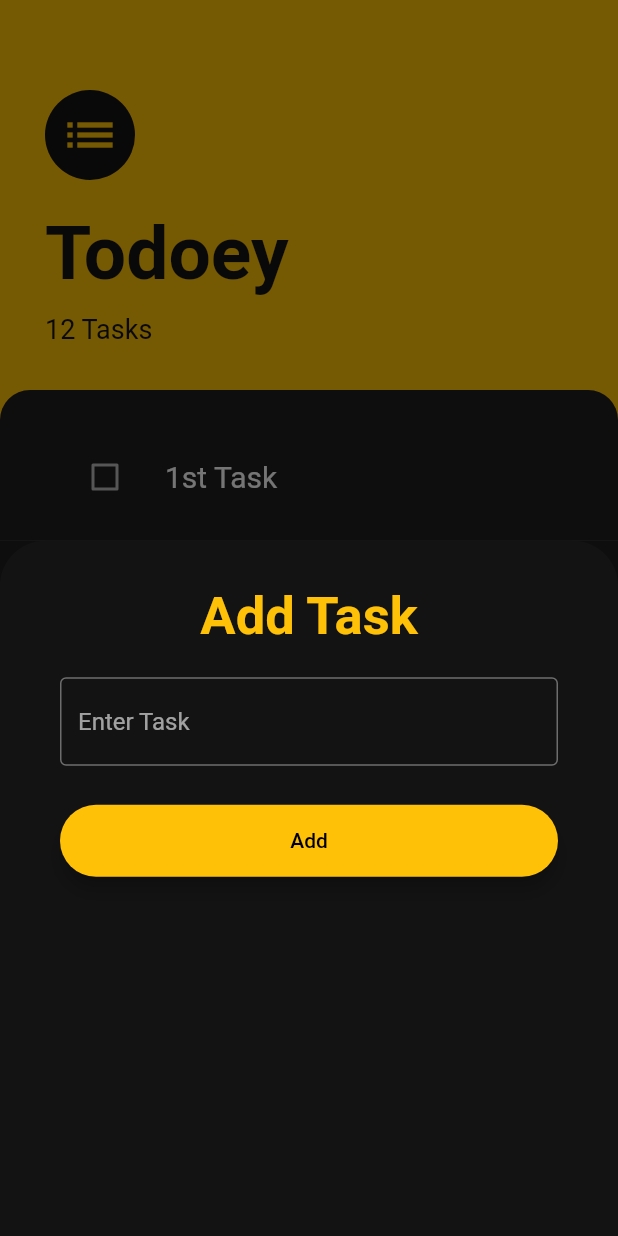
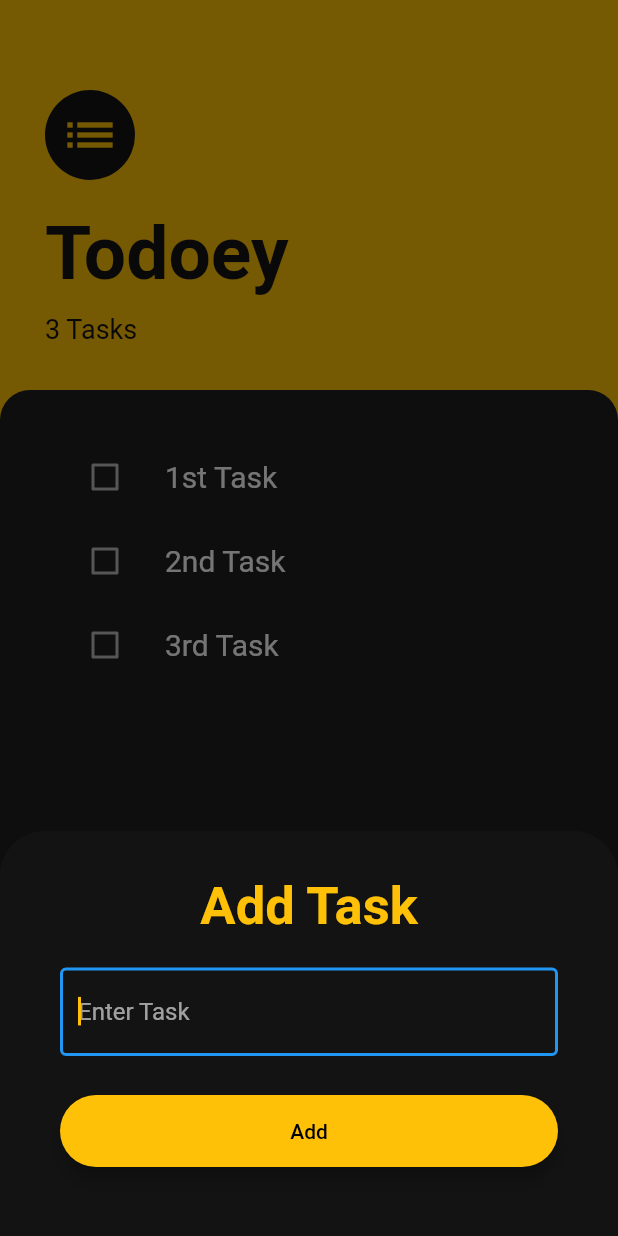
Before and after one commit to sahunitin023/todo_app, a Flutter app: the screen it shows after launch, after a tap on the "add" icon, on a phone screen of 412 x 824 dp. Run offline on Flutter 3.47's test engine with Material 2 defaults, Android fonts, the phone set to English and light mode, and no system bars.

```diff
--- a/lib/screeens/add_task_screen.dart
+++ b/lib/screeens/add_task_screen.dart
@@ -4,23 +4,44 @@ import 'package:flutter/material.dart';
 import 'package:todoey_app/constants.dart';
 
 class AddTaskScreen extends StatefulWidget {
-  const AddTaskScreen({Key? key}) : super(key: key);
+  final Function(String) onAddCallBack;
+  const AddTaskScreen({Key? key, required this.onAddCallBack})
+      : super(key: key);
 
   @override
   State<AddTaskScreen> createState() => _AddTaskScreenState();
 }
 
 class _AddTaskScreenState extends State<AddTaskScreen> {
-  late String taskName;
+  String? taskName;
+  final TextEditingController _textController = TextEditingController();
+  @override
+  void initState() {
+    super.initState();
+    _textController.addListener(() {
+      setState(() {});
+    });
+  }
+
+  @override
+  void dispose() {
+    _textController.dispose();
+    super.dispose();
+  }
 
   @override
   Widget build(BuildContext context) {
-    return Container(
+    return SingleChildScrollView(
+      child: Padding(
+        padding:
+            EdgeInsets.only(bottom: MediaQuery.of(context).viewInsets.bottom),
+        child: Container(
           decoration: const BoxDecoration(
             color: Color.fromARGB(255, 14, 14, 14),
           ),
           child: Container(
-        padding: const EdgeInsets.symmetric(vertical: 30.0, horizontal: 40.0),
+            padding:
+                const EdgeInsets.symmetric(vertical: 30.0, horizontal: 40.0),
             decoration: const BoxDecoration(
               color: kSecondaryColor1,
               borderRadius: BorderRadius.only(
@@ -44,8 +65,10 @@ class _AddTaskScreenState extends State<AddTaskScreen> {
                   height: 20.0,
                 ),
                 TextField(
-              onChanged: (value) {
-                taskName = value;
+                  autofocus: true,
+                  controller: _textController,
+                  onChanged: (newValue) {
+                    taskName = newValue;
                   },
                   cursorColor: kPrimaryColor,
                   decoration: const InputDecoration(
@@ -67,11 +90,20 @@ class _AddTaskScreenState extends State<AddTaskScreen> {
                     elevation: 5.0,
                     color: kPrimaryColor,
                     borderRadius: BorderRadius.circular(30.0),
-                child: const MaterialButton(
-                  onPressed: null,
+                    child: MaterialButton(
+                      onPressed: () {
+                        if (taskName == null) {
+                          const AlertDialog(
+                            content: Text('Enter Task'),
+                          );
+                          return;
+                        } else {
+                          widget.onAddCallBack(taskName.toString());
+                        }
+                      },
                       minWidth: 200.0,
                       height: 42.0,
-                  child: Text(
+                      child: const Text(
                         'Add',
                         style: TextStyle(color: Colors.black),
                       ),
@@ -81,6 +113,8 @@ class _AddTaskScreenState extends State<AddTaskScreen> {
               ],
             ),
           ),
+        ),
+      ),
     );
   }
 }
--- a/lib/screeens/tasks_screen.dart
+++ b/lib/screeens/tasks_screen.dart
@@ -4,6 +4,7 @@ import 'package:flutter/material.dart';
 import 'package:todoey_app/constants.dart';
 import 'add_task_screen.dart';
 import 'package:todoey_app/widgets/task_list.dart';
+import 'package:todoey_app/widgets/task.dart';
 
 class TasksScreen extends StatefulWidget {
   const TasksScreen({Key? key}) : super(key: key);
@@ -12,8 +13,21 @@ class TasksScreen extends StatefulWidget {
 }
 
 class _TasksScreenState extends State<TasksScreen> {
+  List<Task> tasks = [
+    Task(name: "1st Task"),
+    Task(name: "2nd Task"),
+    Task(name: "3rd Task"),
+  ];
+
   Widget buildBottomSheet(BuildContext context) {
-    return const AddTaskScreen();
+    return AddTaskScreen(
+      onAddCallBack: (newTaskTitle) {
+        setState(() {
+          tasks.add(Task(name: newTaskTitle.toString()));
+        });
+        Navigator.pop(context);
+      },
+    );
   }
 
   @override
@@ -38,8 +52,8 @@ class _TasksScreenState extends State<TasksScreen> {
               padding: const EdgeInsets.fromLTRB(30.0, 60.0, 30.0, 30.0),
               child: Column(
                 crossAxisAlignment: CrossAxisAlignment.start,
-                children: const [
-                  CircleAvatar(
+                children: [
+                  const CircleAvatar(
                     backgroundColor: kSecondaryColor1,
                     radius: 30.0,
                     child: Icon(
@@ -48,10 +62,10 @@ class _TasksScreenState extends State<TasksScreen> {
                       size: 40.0,
                     ),
                   ),
-                  SizedBox(
+                  const SizedBox(
                     height: 20.0,
                   ),
-                  Text(
+                  const Text(
                     'Todoey',
                     style: TextStyle(
                       color: kSecondaryColor1,
@@ -59,12 +73,12 @@ class _TasksScreenState extends State<TasksScreen> {
                       fontWeight: FontWeight.w700,
                     ),
                   ),
-                  SizedBox(
+                  const SizedBox(
                     height: 10.0,
                   ),
                   Text(
-                    '12 Tasks',
-                    style: TextStyle(
+                    '${tasks.length} Tasks',
+                    style: const TextStyle(
                       fontSize: 18.0,
                       color: kSecondaryColor1,
                     ),
@@ -81,7 +95,7 @@ class _TasksScreenState extends State<TasksScreen> {
                     topRight: Radius.circular(20.0),
                   ),
                 ),
-                child: const TaskList(),
+                child: TaskList(tasks),
               ),
             )
           ],
--- a/lib/widgets/task_list.dart
+++ b/lib/widgets/task_list.dart
@@ -1,33 +1,27 @@
 import 'package:flutter/material.dart';
+import 'package:todoey_app/widgets/task.dart';
 import 'package:todoey_app/widgets/task_tile.dart';
-import 'package:todoey_app/widgets/task.dart';
 
 class TaskList extends StatefulWidget {
-  const TaskList({
-    Key? key,
-  }) : super(key: key);
+  final List<Task> tasks;
+  const TaskList(this.tasks, {Key? key}) : super(key: key);
 
   @override
   State<TaskList> createState() => _TaskListState();
 }
 
 class _TaskListState extends State<TaskList> {
-  List<Task> tasks = [
-    Task(name: "1st Task", isDone: false),
-    Task(name: "2nd Task", isDone: false),
-    Task(name: "3rd Task", isDone: false),
-  ];
   @override
   Widget build(BuildContext context) {
     return ListView.builder(
-      itemCount: tasks.length,
+      itemCount: widget.tasks.length,
       itemBuilder: ((context, index) {
         return TaskTile(
-          taskTitle: tasks[index].name,
-          isChecked: tasks[index].isDone,
+          taskTitle: widget.tasks[index].name,
+          isChecked: widget.tasks[index].isDone,
           checkboxCallback: (checkboxState) {
             setState(() {
-              tasks[index].toggleDone();
+              widget.tasks[index].toggleDone();
             });
           },
         );
```
Lines whose indentation alone changed are shown as unchanged.
